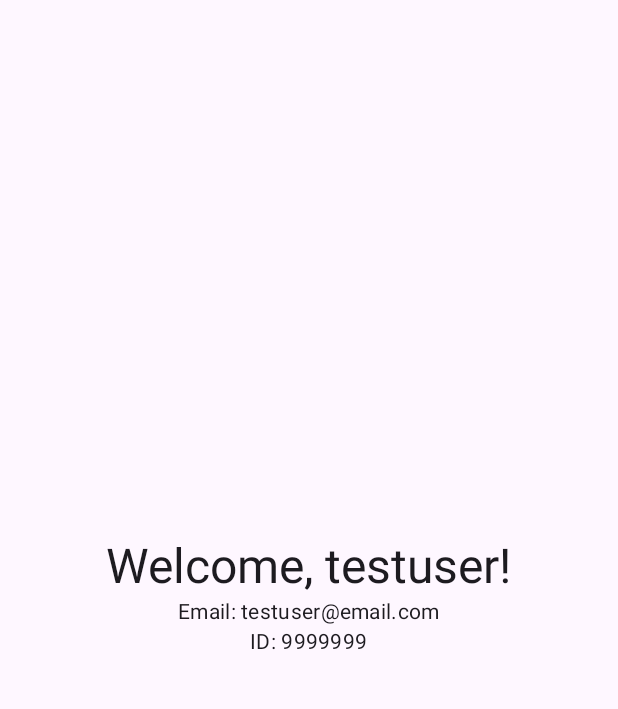
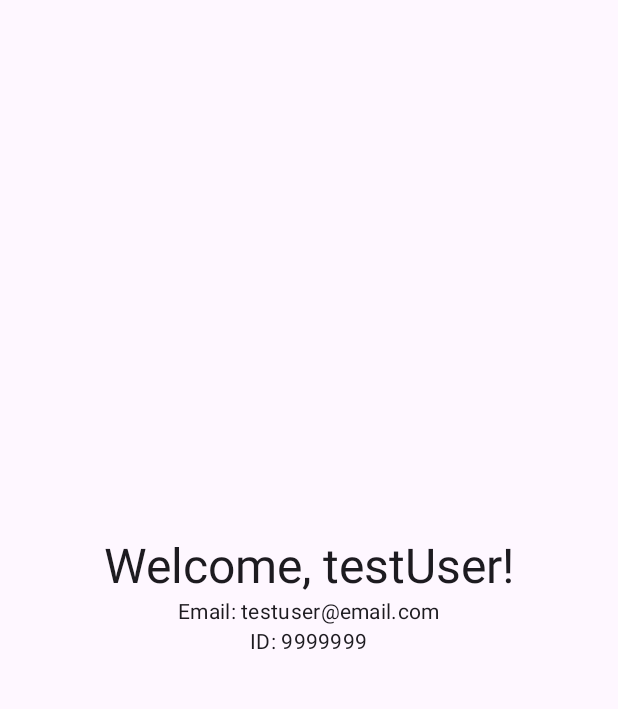
Before and after one commit to Revilo1512/CarCarApp, an Android app built with Jetpack Compose: the screen it shows after launch (MainActivity), after a tap on "use test user", on a phone screen of 412 x 824 dp, the part 69-778 px from its top. Run offline under Robolectric (Android 15) with nearby library versions, the phone set to English and light mode, and no system bars.

Commit message:
+ data classes + TestValues class for testing + updated login screen to use test values + updated drawer for better looks and no transparency

```diff
--- a/AndroidApp/app/src/main/java/com/example/carcarapplication/MainActivity.kt
+++ b/AndroidApp/app/src/main/java/com/example/carcarapplication/MainActivity.kt
@@ -1,9 +1,11 @@
 package com.example.carcarapplication
 
 import android.os.Bundle
+import android.widget.Toast
 import androidx.activity.ComponentActivity
 import androidx.activity.compose.setContent
 import androidx.navigation.compose.rememberNavController
+import com.example.carcarapplication.data_classes.User
 import com.example.carcarapplication.ui.navigation.AppNavigation
 
 class MainActivity : ComponentActivity() {
@@ -11,7 +13,13 @@ class MainActivity : ComponentActivity() {
         super.onCreate(savedInstanceState)
         setContent {
             val navController = rememberNavController()
-            AppNavigation(navController = navController)
+            val user = intent.getSerializableExtra("user") as? User
+
+            user?.let {
+                AppNavigation(navController = navController, user = user)
+            } ?: run {
+                Toast.makeText(this, "User data unavailable", Toast.LENGTH_SHORT).show()
+            }
         }
     }
 }
--- /dev/null
+++ b/AndroidApp/app/src/main/java/com/example/carcarapplication/TestValues.kt
@@ -0,0 +1,16 @@
+package com.example.carcarapplication
+
+import com.example.carcarapplication.data_classes.User
+
+object TestValues {
+    private val testUser = User(
+        userID = 9999999,
+        username = "testUser",
+        email = "testuser@email.com",
+        pendingInvites = listOf()
+    )
+
+    fun getUser(): User {
+        return testUser
+    }
+}
--- a/AndroidApp/app/src/main/java/com/example/carcarapplication/data_classes/User.kt
+++ b/AndroidApp/app/src/main/java/com/example/carcarapplication/data_classes/User.kt
@@ -6,5 +6,5 @@ data class User(
     val userID : Int,
     val username : String,
     val email : String,
-    // val pendingInvites: List<Group>
+    val pendingInvites: List<Group>
 ) : Serializable
--- a/AndroidApp/app/src/main/java/com/example/carcarapplication/ui/components/DrawerContent.kt
+++ b/AndroidApp/app/src/main/java/com/example/carcarapplication/ui/components/DrawerContent.kt
@@ -1,10 +1,14 @@
 package com.example.carcarapplication.ui.components
 
+import androidx.compose.foundation.background
 import androidx.compose.foundation.layout.*
 import androidx.compose.material3.*
 import androidx.compose.runtime.Composable
 import androidx.compose.ui.Modifier
+import androidx.compose.ui.graphics.Color
+import androidx.compose.ui.unit.TextUnit
 import androidx.compose.ui.unit.dp
+import androidx.compose.ui.unit.sp
 
 @Composable
 fun DrawerContent(
@@ -24,10 +28,16 @@ fun DrawerContent(
         )
         HorizontalDivider()
         TextButton(onClick = onNavigateToHome) {
-            Text(text = "Home")
+            Text(
+                text = "Home",
+                fontSize = 16.sp
+            )
         }
         TextButton(onClick = onNavigateToGroup) {
-            Text(text = "Group")
+            Text(
+                text = "Group",
+                fontSize = 16.sp
+            )
         }
     }
 }
--- a/AndroidApp/app/src/main/java/com/example/carcarapplication/ui/navigation/AppNavigation.kt
+++ b/AndroidApp/app/src/main/java/com/example/carcarapplication/ui/navigation/AppNavigation.kt
@@ -1,5 +1,8 @@
 package com.example.carcarapplication.ui.navigation
 
+import androidx.compose.foundation.background
+import androidx.compose.foundation.layout.Box
+import androidx.compose.foundation.layout.fillMaxSize
 import androidx.compose.foundation.layout.padding
 import androidx.compose.material.icons.Icons
 import androidx.compose.material.icons.filled.Menu
@@ -7,6 +10,7 @@ import androidx.compose.material3.*
 import androidx.compose.runtime.Composable
 import androidx.compose.runtime.rememberCoroutineScope
 import androidx.compose.ui.Modifier
+import androidx.compose.ui.graphics.Color
 import androidx.navigation.NavHostController
 import androidx.navigation.compose.NavHost
 import androidx.navigation.compose.composable
@@ -15,16 +19,24 @@ import com.example.carcarapplication.ui.GroupScreen
 import com.example.carcarapplication.ui.HomeScreen
 import com.example.carcarapplication.ui.components.DrawerContent
 import kotlinx.coroutines.launch
+import androidx.compose.ui.unit.dp
 
 @OptIn(ExperimentalMaterial3Api::class)
 @Composable
-fun AppNavigation(navController: NavHostController) {
+fun AppNavigation(navController: NavHostController, user: User) {
     val drawerState = rememberDrawerState(DrawerValue.Closed)
     val scope = rememberCoroutineScope()
 
+    Box {
         ModalNavigationDrawer(
             drawerState = drawerState,
             drawerContent = {
+                Box(
+                    Modifier
+                        .fillMaxSize()
+                        .padding(end = 80.dp)
+                        .background(Color.White) // Background only for the drawer content
+                ) {
                     DrawerContent(
                         onNavigateToHome = {
                             navController.navigate("home")
@@ -36,14 +48,20 @@ fun AppNavigation(navController: NavHostController) {
                         }
                     )
                 }
+            }
         ) {
             Scaffold(
                 topBar = {
                     TopAppBar(
                         title = { Text("CarCar Application") },
                         navigationIcon = {
-                        IconButton(onClick = { scope.launch { drawerState.open() } }) {
-                            Icon(Icons.Default.Menu, contentDescription = "Menu")
+                            IconButton(
+                                onClick = { scope.launch { drawerState.open() } }
+                            ) {
+                                Icon(
+                                    Icons.Default.Menu,
+                                    contentDescription = "Menu"
+                                )
                             }
                         }
                     )
@@ -55,11 +73,6 @@ fun AppNavigation(navController: NavHostController) {
                     modifier = Modifier.padding(padding)
                 ) {
                     composable("home") {
-                    val user = User(
-                        userID = 9999999,
-                        username = "testuser",
-                        email = "testuser@email.com"
-                    )
                         HomeScreen(user = user)
                     }
                     composable("group") {
@@ -69,3 +82,4 @@ fun AppNavigation(navController: NavHostController) {
             }
         }
     }
+}
--- a/AndroidApp/app/src/main/java/com/example/carcarapplication/ui/screens/LoginScreen.kt
+++ b/AndroidApp/app/src/main/java/com/example/carcarapplication/ui/screens/LoginScreen.kt
@@ -1,5 +1,6 @@
 package com.example.carcarapplication.ui.screens
 
+import android.content.Context
 import android.content.Intent
 import android.widget.Toast
 import androidx.activity.ComponentActivity
@@ -32,6 +33,7 @@ import androidx.compose.ui.unit.dp
 import androidx.lifecycle.lifecycleScope
 import com.example.carcarapplication.MainActivity
 import com.example.carcarapplication.R
+import com.example.carcarapplication.TestValues
 import com.example.carcarapplication.api_helpers.ApiService
 import com.example.carcarapplication.api_helpers.RetrofitClient
 import com.example.carcarapplication.data_classes.User
@@ -53,7 +55,7 @@ fun LoginScreen(onNavigateToRegister: () -> Unit) {
             .fillMaxSize()
     ) {
         Image(
-            painter = painterResource(id = R.drawable.carcaricon),
+            painter = painterResource(id = R.drawable.carcarpicto),
             contentDescription = "bitmap",
             contentScale = ContentScale.Fit,
             modifier = Modifier
@@ -87,10 +89,7 @@ fun LoginScreen(onNavigateToRegister: () -> Unit) {
                         try {
                             val user = apiService.getUser(username, password)
                             Toast.makeText(context, "Login successful!", Toast.LENGTH_SHORT).show()
-                            val intent = Intent(context, MainActivity::class.java).apply {
-                                putExtra("user", user)
-                            }
-                            context.startActivity(intent)
+                            startMainActivity(user = user, context)
                         } catch (e: HttpException) {
                             Toast.makeText(context, "Login failed", Toast.LENGTH_SHORT).show()
                         } catch (e: Exception) {
@@ -122,16 +121,16 @@ fun LoginScreen(onNavigateToRegister: () -> Unit) {
             modifier = Modifier
                 .padding(top = 10.dp)
                 .clickable {
-                    val testUser = User(
-                        userID = 9999999,
-                        username = "testuser",
-                        email = "testuser@email.com",
-                    )
-                    val intent = Intent(context, MainActivity::class.java).apply {
-                        putExtra("user", testUser)
-                    }
-                    context.startActivity(intent)
+                    startMainActivity(user = TestValues.getUser(), context)
                 }
         )
     }
 }
+
+
+private fun startMainActivity(user : User, context: Context) {
+    val intent = Intent(context, MainActivity::class.java).apply {
+        putExtra("user", user)
+    }
+    context.startActivity(intent)
+}
```
Also changed, not shown: AndroidApp/app/src/main/java/com/example/carcarapplication/data_classes/Car.kt (+6 -2 lines), AndroidApp/app/src/main/java/com/example/carcarapplication/data_classes/DamageReport.kt (added, +14 -0 lines), AndroidApp/app/src/main/java/com/example/carcarapplication/data_classes/Group.kt (added, +12 -0 lines), AndroidApp/app/src/main/java/com/example/carcarapplication/data_classes/MaintananceReport.kt (added, +15 -0 lines), AndroidApp/app/src/main/java/com/example/carcarapplication/data_classes/Report.kt (added, +11 -0 lines), AndroidApp/app/src/main/java/com/example/carcarapplication/data_classes/Trip.kt (added, +11 -0 lines), AndroidApp/app/src/main/java/com/example/carcarapplication/ui/screens/RegisterScreen.kt (+1 -19 lines). Lines whose indentation alone changed are shown as unchanged.
